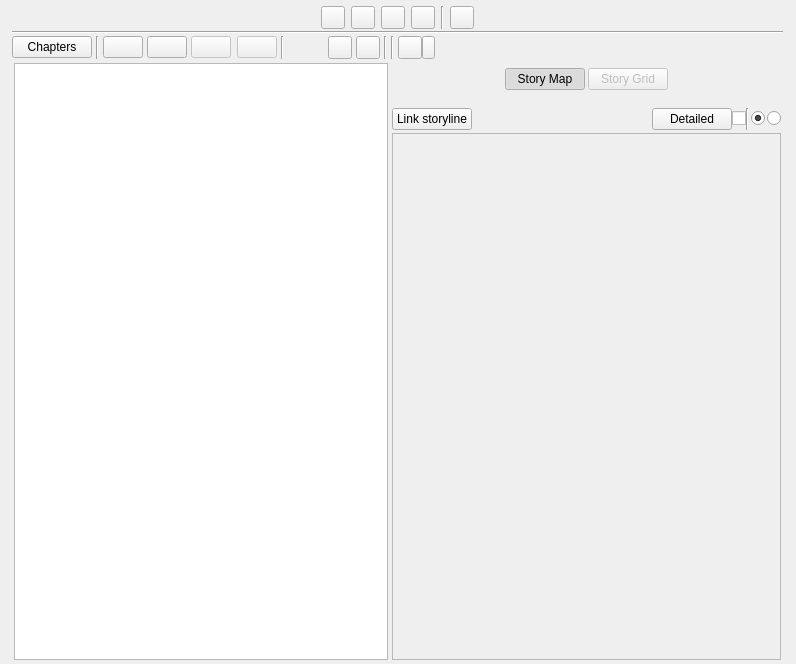
First picture: the form in ui/scenes_view.ui, repository zkovari/plotlyst, before the edit.
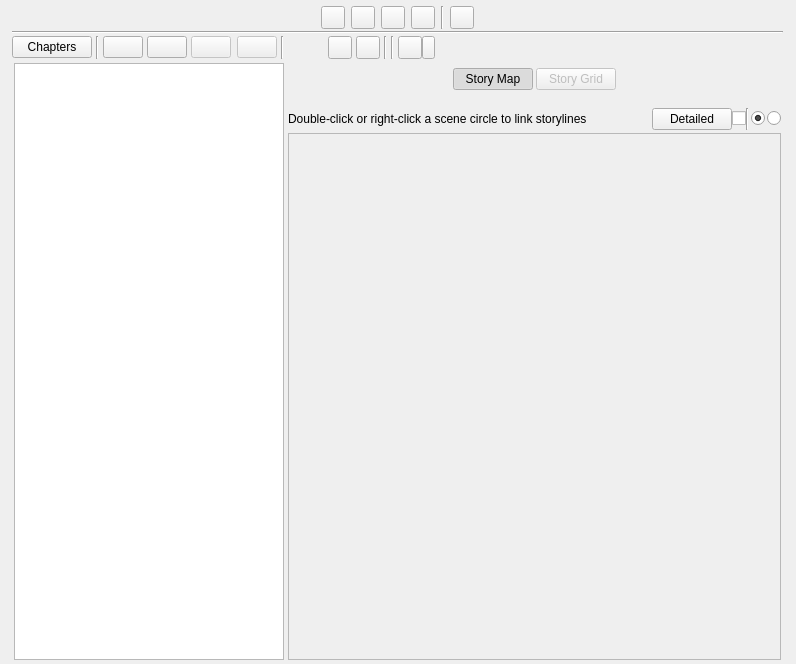
Second picture: the form after the edit. Custom widgets are drawn as their Qt base class.

Commit message: Add help label for storymap about how to link storylines to scenes, closes #1238

Diff of the .ui file:
```diff
--- a/ui/scenes_view.ui
+++ b/ui/scenes_view.ui
@@ -1090,14 +1090,11 @@
                    <number>0</number>
                   </property>
                   <item>
-                   <widget class="QPushButton" name="btnLinkStoryline">
-                    <property name="cursor">
-                     <cursorShape>PointingHandCursor</cursorShape>
-                    </property>
+                   <widget class="QLabel" name="label">
                     <property name="text">
-                     <string>Link storyline</string>
+                     <string>Double-click or right-click a scene circle to link storylines</string>
                     </property>
-                    <property name="transparent" stdset="0">
+                    <property name="description" stdset="0">
                      <bool>true</bool>
                     </property>
                    </widget>
@@ -1202,7 +1199,7 @@
                    <rect>
                     <x>0</x>
                     <y>0</y>
-                    <width>387</width>
+                    <width>469</width>
                     <height>513</height>
                    </rect>
                   </property>
```
The commit also changes 1 other file.
